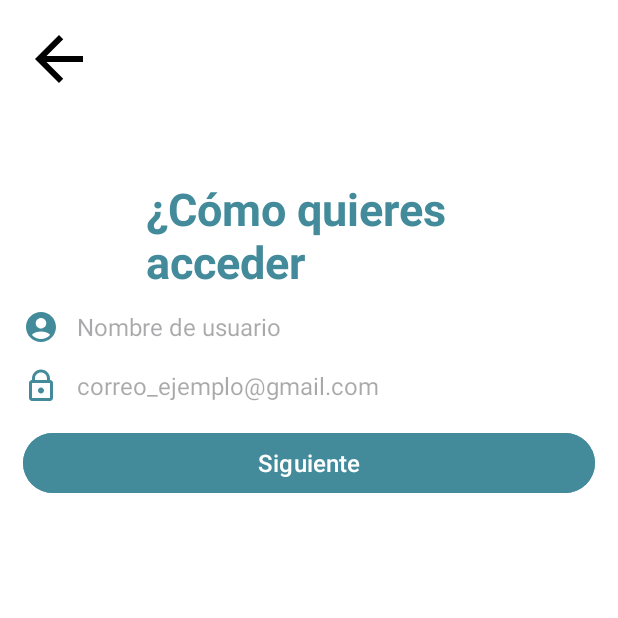
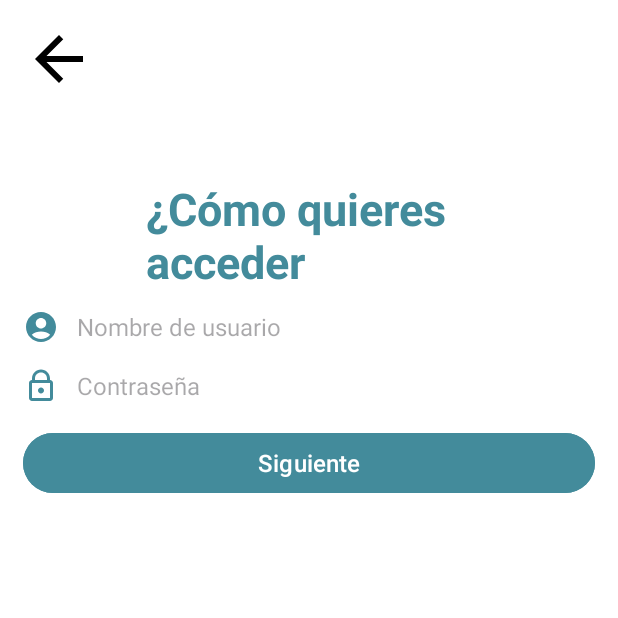
Before and after one commit to ChechoDev1/BookBeaconApp, an Android app: the RegisterFragment screen opened through its navigation route, after a tap on "Siguiente", on a phone screen of 412 x 824 dp, the top half of it. Run offline under Robolectric (Android 15) with nearby library versions, the phone set to English and light mode, and no system bars.

Commit message:
commit rama develop

```diff
--- a/app/src/main/java/com/example/projectbookbeaconapp/RegisterFragment.kt
+++ b/app/src/main/java/com/example/projectbookbeaconapp/RegisterFragment.kt
@@ -20,6 +20,7 @@ class RegisterFragment : Fragment() {
 
         val btBotonSiguiente = root1.findViewById<Button>(R.id.btBotonSiguiente)
         val imgBack = root1.findViewById<ImageButton>(R.id.imgBack)
+        val etRegisterEmail = root1.findViewById<TextView>(R.id.etRegisterEmail)
 
         imgBack.setOnClickListener {
             findNavController().navigate(RegisterFragmentDirections.actionSecondFragmentToFirstFragment())
@@ -29,6 +30,10 @@ class RegisterFragment : Fragment() {
             findNavController().navigate(RegisterFragmentDirections.actionSecondFragmentToThirdFragment())
         }
 
+        //findNavController().navigate(RegisterFragmentDirections.actionSecondFragmentToSixthFragment(
+            //correo = etRegisterEmail.text.toString()
+            //))
+
         return root1
     }
 }
--- a/app/src/main/res/layout/fragment_register_2.xml
+++ b/app/src/main/res/layout/fragment_register_2.xml
@@ -49,7 +49,7 @@
         android:layout_margin="@dimen/margin_default"
         android:drawableStart="@drawable/vector_candado"
         android:drawableTint="@color/colorPrimary"
-        android:hint="@string/hint_email"
+        android:hint="@string/contrasena"
         app:layout_constraintStart_toStartOf="parent"
         app:layout_constraintTop_toBottomOf="@+id/etRegisterUsername"
         app:layout_constraintEnd_toEndOf="parent"/>
--- a/app/src/main/res/navigation/main_graph.xml
+++ b/app/src/main/res/navigation/main_graph.xml
@@ -28,6 +28,9 @@
             android:id="@+id/action_secondFragment_to_firstFragment"
             app:destination="@id/firstFragment"
             app:enterAnim="@anim/nav_default_enter_anim" />
+        <action
+            android:id="@+id/action_secondFragment_to_sixthFragment"
+            app:destination="@id/sixthFragment" />
     </fragment>
     <fragment
         android:id="@+id/thirdFragment"
@@ -43,6 +46,7 @@
             android:id="@+id/action_thirdFragment_to_fourthFragment"
             app:destination="@id/fourthFragment"
             app:enterAnim="@anim/nav_default_enter_anim" />
+
     </fragment>
     <fragment
         android:id="@+id/fourthFragment"
@@ -62,6 +66,9 @@
         <argument
             android:name="correo"
             app:argType="string" />
-        <argument android:name="contraseña" />
+
+        <argument
+            android:name="contraseña"
+            app:argType="string" />
     </fragment>
 </navigation>
--- a/app/src/main/res/values/strings.xml
+++ b/app/src/main/res/values/strings.xml
@@ -20,4 +20,5 @@
     <string name="boton_finalizar">Finalizar</string>
     <string name="finalizacion">¡Tu perfil ha sido creado!</string>
     <string name="bienvenida">Bienvenido a Book Beacon</string>
+    <string name="contrasena">Contraseña</string>
 </resources>
```
Also changed, not shown: app/src/main/java/com/example/projectbookbeaconapp/RegisterFinal.kt (+24 -0 lines).
